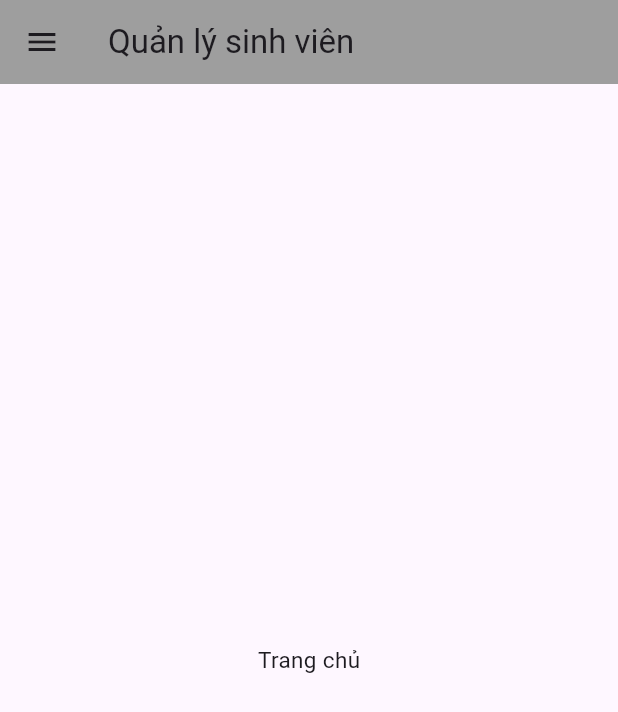
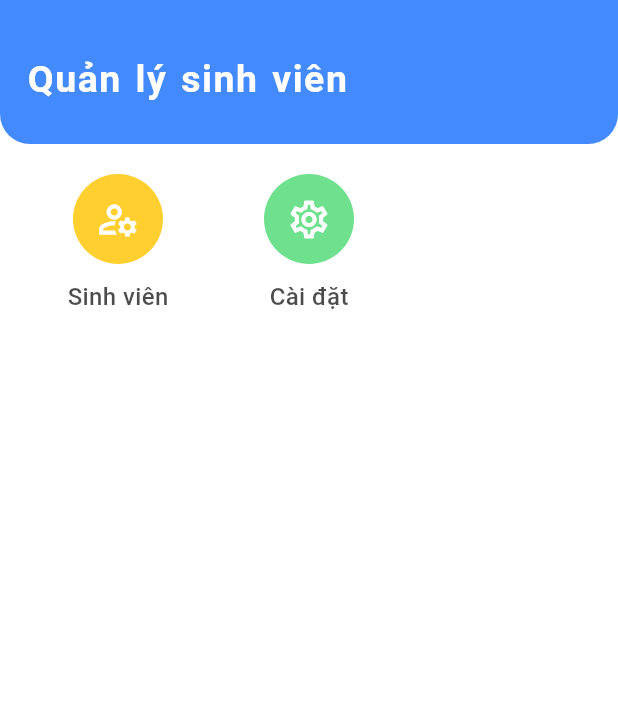
Before and after one commit to n4tsukii/bt-giua-ky, a Flutter app: the MyHomePage screen opened directly, on a phone screen of 412 x 824 dp. Shown: the top 712 px of the screen. Run offline on Flutter 3.47's test engine with Material 3 defaults, Android fonts, the phone set to English and light mode, and no system bars.

Commit message:
sửa file homepage và main

```diff
--- a/lib/main.dart
+++ b/lib/main.dart
@@ -9,16 +9,28 @@ main() => runApp(MyApp());
 class MyApp extends StatelessWidget {
   @override
   Widget build(BuildContext context) {
-    return ChangeNotifierProvider(
-      create: (context) => UserInterface(),
-      child: MaterialApp(
-        initialRoute: "/settings",
-        routes: {
-          "/": (context) => MyHomePage(),
-          //"/support": (context) => MySupport(),
-          "/settings": (context) => MySettings(),
-        }
+    return MaterialApp(
+      theme: ThemeData(
+        scaffoldBackgroundColor: Colors.white,
       ),
+      home: MyHomePage(),
     );
   }
 }
+
+// class MyApp extends StatelessWidget {
+//   @override
+//   Widget build(BuildContext context) {
+//     return ChangeNotifierProvider(
+//       create: (context) => UserInterface(),
+//       child: MaterialApp(
+//         initialRoute: "/settings",
+//         routes: {
+//           "/": (context) => MyHomePage(),
+//           //"/support": (context) => MySupport(),
+//           "/settings": (context) => MySettings(),
+//         }
+//       ),
+//     );
+//   }
+// }
--- a/lib/widgets/homepage.dart
+++ b/lib/widgets/homepage.dart
@@ -3,29 +3,124 @@ import '/models/user_interface.dart';
 import 'package:flutter/material.dart';
 import "package:provider/provider.dart";
 
+List catNames = ["Sinh viên", 'Cài đặt'];
+List<Color> catColors = [
+  Color(0xFFFFCF2F),
+  Color(0xFF6Fe08D),
+
+];
+
+List<Icon> catIcons = [
+  Icon(Icons.manage_accounts_outlined, color: Colors.white, size: 30),
+
+  Icon(Icons.settings_outlined, color: Colors.white, size: 30),
+];
 class MyHomePage extends StatelessWidget {
   @override
   Widget build(BuildContext context) {
-    return Consumer<UserInterface>(
-      builder: (context, ui, child) {
-        return Scaffold(
-          appBar: AppBar(
-            title: const Text("Quản lý sinh viên"),
-            backgroundColor: ui.appBarColor,
-          ),
-
-          drawer: MyDrawer(),
-
-          body: Center(
-            child: Text(
-              "Trang chủ",
-              style: TextStyle(
-                fontSize: ui.fontSize,
+    return Scaffold(
+      body: ListView(
+        children: [
+          Container(
+            padding: EdgeInsets.only(top: 15, left: 15, right: 15, bottom: 10),
+            decoration: const BoxDecoration(
+              color: Colors.blueAccent,
+              borderRadius: BorderRadius.only(
+                bottomLeft: Radius.circular(20),
+                bottomRight: Radius.circular(20),
               )
             ),
+            child: Column(
+              crossAxisAlignment: CrossAxisAlignment.start,
+              children: [
+
+                SizedBox(height: 20),
+                Padding(
+                  padding: EdgeInsets.only(left: 3, bottom: 15),
+                  child: Text(
+                      'Quản lý sinh viên',
+                    style: TextStyle(
+                      fontSize: 25,
+                      fontWeight: FontWeight.w600,
+                      letterSpacing: 1,
+                      wordSpacing: 2,
+                      color: Colors.white,
+                    ),
+                  ),
+                ),
+              ],
+            ),
           ),
-        );
-      },
+          Padding(
+              padding: EdgeInsets.only(top: 20, left: 15, right: 15),
+              child: Column(
+                children: [
+                  GridView.builder(
+                    itemCount: catNames.length,
+                    shrinkWrap: true,
+                      physics: NeverScrollableScrollPhysics(),
+                      gridDelegate: SliverGridDelegateWithFixedCrossAxisCount(
+                        crossAxisCount: 3,
+                        childAspectRatio: 1.1,
+                      ),
+                    itemBuilder: (context, index){
+                      return Column(
+                        children: [
+                          Container(
+                            height: 60,
+                            width: 60,
+                            decoration: BoxDecoration(
+                              color: catColors[index],
+                              shape: BoxShape.circle,
+                            ),
+                            child: Center(
+                              child: catIcons[index],
+                            ),
+                          ),
+                          SizedBox(height: 10),
+                          Text(
+                            catNames[index],
+                            style: TextStyle(
+                              fontSize: 16,
+                              fontWeight: FontWeight.w500,
+                              color: Colors.black.withOpacity(0.7),
+                            ),
+                          ),
+                        ],
+                      );
+                    },
+                  ),
+                ],
+              ),
+          ),
+        ],
+      ),
     );
   }
 }
+// class MyHomePage extends StatelessWidget {
+//   @override
+//   Widget build(BuildContext context) {
+//     return Consumer<UserInterface>(
+//       builder: (context, ui, child) {
+//         return Scaffold(
+//           appBar: AppBar(
+//             title: const Text("Quản lý sinh viên"),
+//             backgroundColor: ui.appBarColor,
+//           ),
+//
+//           drawer: MyDrawer(),
+//
+//           body: Center(
+//             child: Text(
+//               "Trang chủ",
+//               style: TextStyle(
+//                 fontSize: ui.fontSize,
+//               )
+//             ),
+//           ),
+//         );
+//       },
+//     );
+//   }
+// }
```
